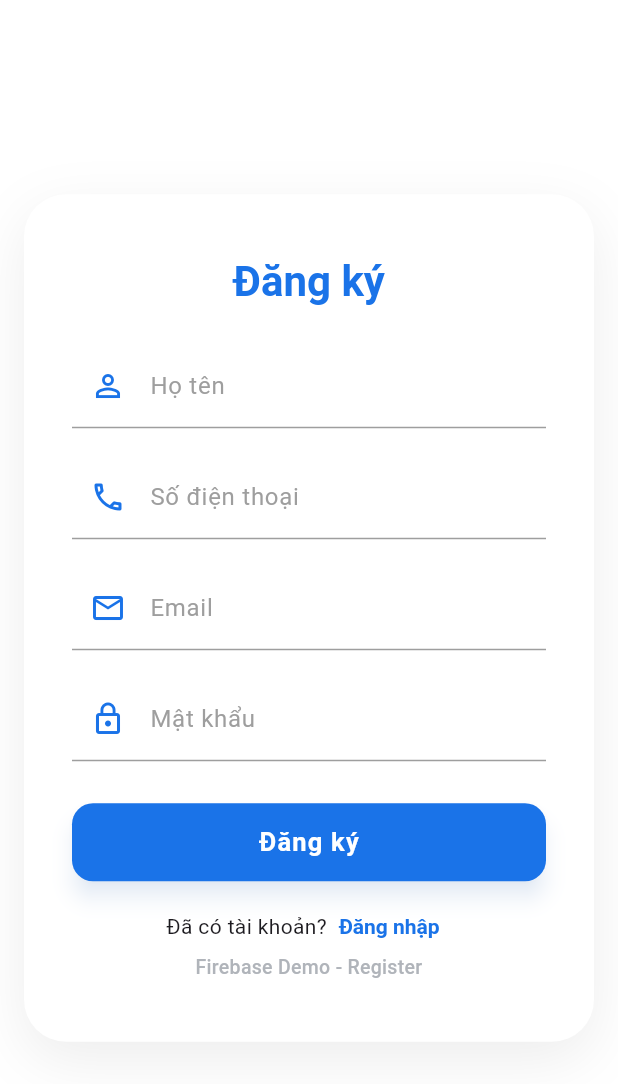
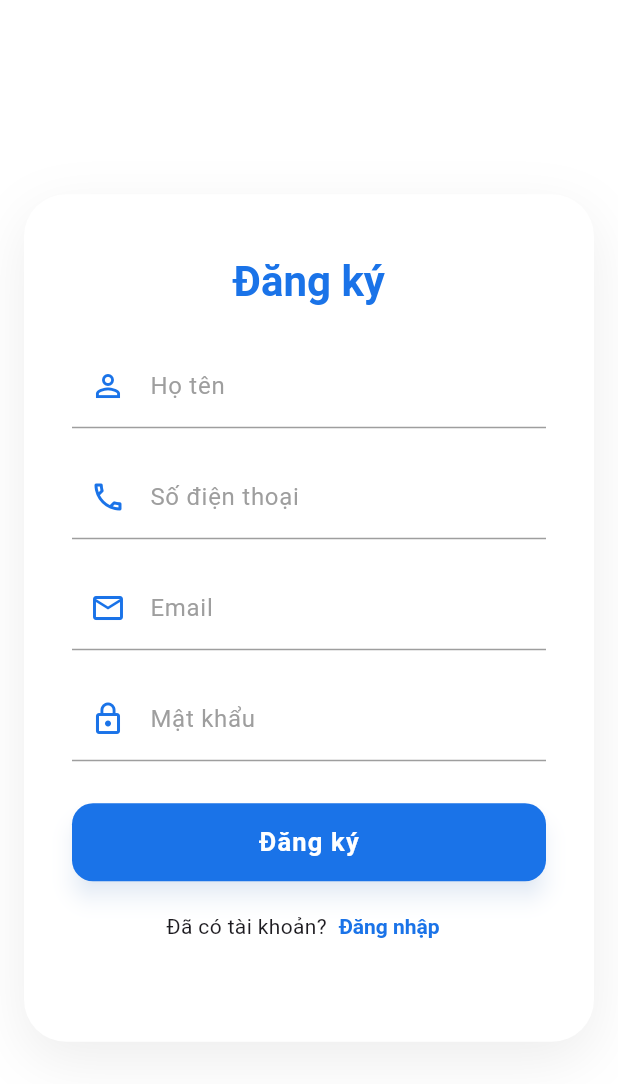
Before and after one commit to TranHuuDat2004/gmail, a Flutter app: the RegisterPage screen opened directly, on a phone screen of 412 x 824 dp. Shown: the top 1084 px of the screen. Run offline on Flutter 3.47's test engine with Material 3 defaults, Android fonts, the phone set to English and light mode, and no system bars; our stand-ins replace cloud_firestore, firebase_auth, firebase_core, image_picker; accounts and stored records are empty; project files that could hold a hidden picture were left out.

Commit message:
minor fix

```diff
--- a/lib/main.dart
+++ b/lib/main.dart
@@ -435,10 +435,8 @@ class CustomDrawer extends StatelessWidget {
           _buildDrawerItem(Icons.send, "Sent", count: emails.where((e) => e['label'] == 'Sent').length, isSelected: selectedLabel == "Sent"),
           _buildDrawerItem(Icons.drafts_outlined, "Drafts", count: emails.where((e) => e['label'] == 'Drafts').length, isSelected: selectedLabel == "Drafts"),
           _buildDrawerItem(Icons.delete_outline, "Trash", count: emails.where((e) => e['label'] == 'Trash').length, isSelected: selectedLabel == "Trash"),
-          _buildDrawerItem(Icons.people_outline, "Social", count: emails.where((e) => e['label'] == 'Social').length, isSelected: selectedLabel == "Social"),
           _buildDrawerItem(Icons.local_offer_outlined, "Promotions", count: emails.where((e) => e['label'] == 'Promotions').length, isSelected: selectedLabel == "Promotions"),
           _buildDrawerItem(Icons.update, "Updates", count: emails.where((e) => e['label'] == 'Forums').length, isSelected: selectedLabel == "Updates"),
-          _buildDrawerItem(Icons.forum_outlined, "Forums", count: emails.where((e) => e['label'] == 'Forums').length, isSelected: selectedLabel == "Forums"),
           const Divider(),
           ListTile( // Added Display Settings Button
             leading: const Icon(Icons.settings_display, color: Colors.black54),
--- a/lib/register.dart
+++ b/lib/register.dart
@@ -348,7 +348,7 @@ class _RegisterPageState extends State<RegisterPage> with SingleTickerProviderSt
                   ),
                   const SizedBox(height: 6),
                   const Text(
-                    'Firebase Demo - Register',
+                    '',
                     textAlign: TextAlign.center,
                     style: TextStyle(
                       color: Color(0xFFB0B4BA),
```
